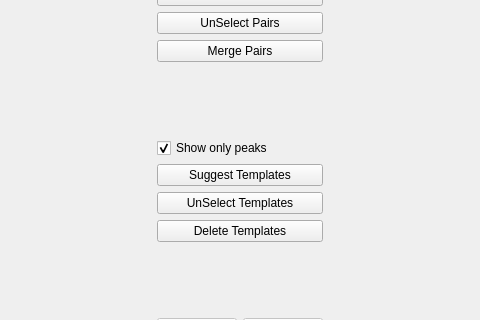
Old version of the form circus/qt_GUI/qt_merge.ui in the repository spyking-circus/spyking-circus; both pictures show x 361 to 841 and y 133 to 453 of the 978 by 625 pixel window.
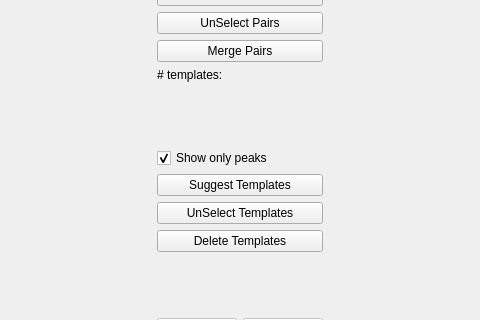
New version of the form. Icons and pictures are not drawn. Custom widgets are drawn as their Qt base class.

Commit message: Display #templates in the meta merging GUI

The edit to the form file:
```diff
--- a/circus/qt_GUI/qt_merge.ui
+++ b/circus/qt_GUI/qt_merge.ui
@@ -350,6 +350,13 @@
          </property>
         </widget>
        </item>
+       <item>
+        <widget class="QLabel" name="label_nb_templates">
+         <property name="text">
+          <string># templates:</string>
+         </property>
+        </widget>
+       </item>
        <item>
         <spacer name="verticalSpacer_2">
          <property name="orientation">
```
The commit also changes 1 other file.
